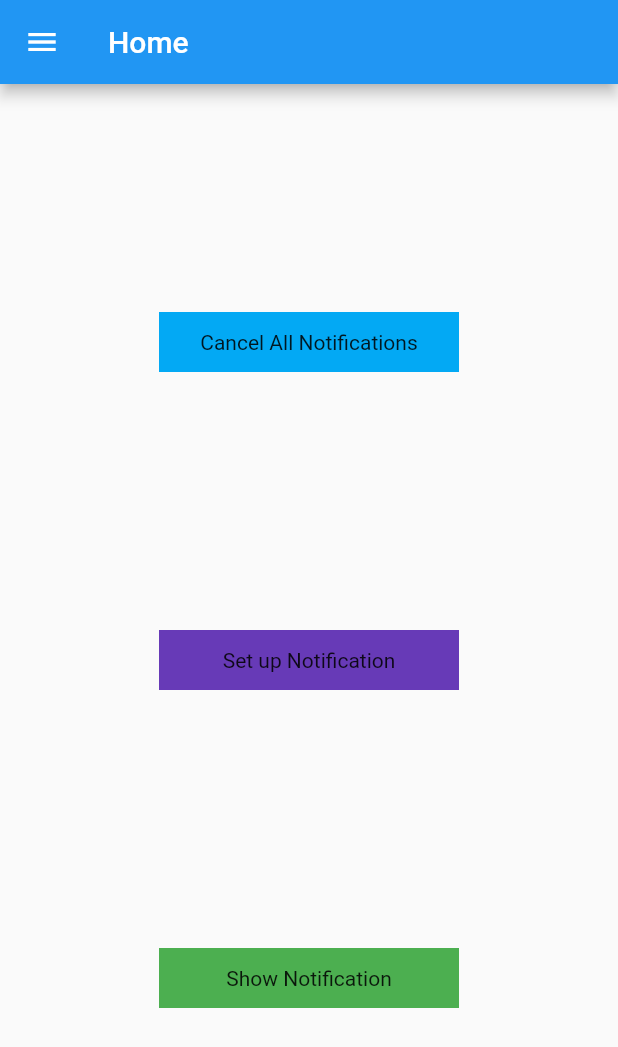
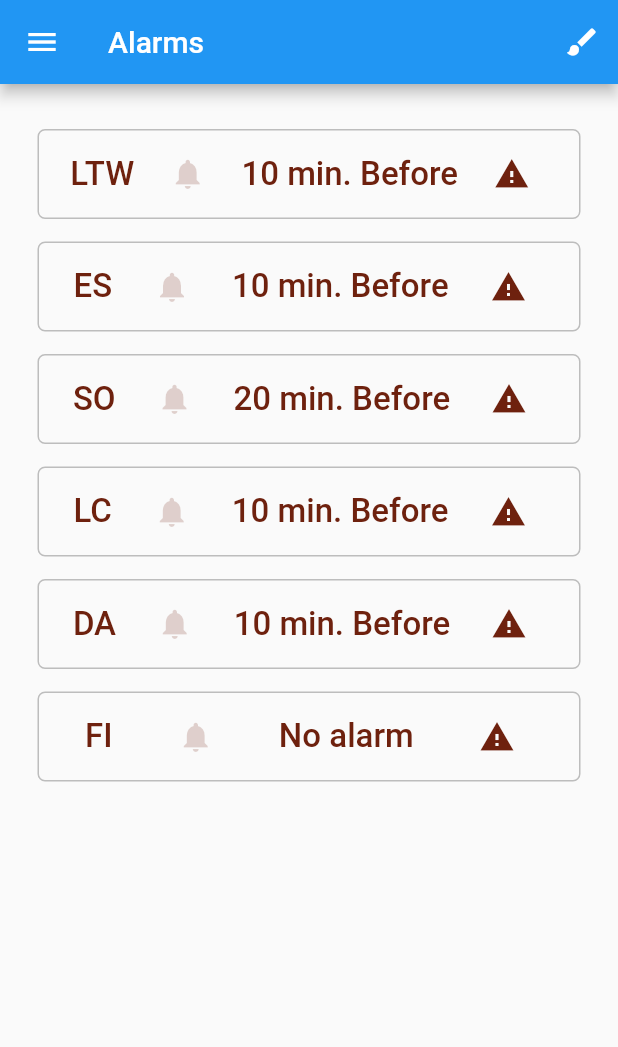
Before and after one commit to letziou/ESOF_project, a Flutter app: the screen it shows after launch, on a phone screen of 412 x 824 dp. Shown: the top 1047 px of the screen. Run offline on Flutter 3.47's test engine with Material 2 defaults, Android fonts, the phone set to English and light mode, and no system bars; our stand-ins replace flutter_local_notifications, timezone.

Commit message:
put alarms as main menu, and made modifications to drawer

```diff
--- a/notification/lib/main.dart
+++ b/notification/lib/main.dart
@@ -1,5 +1,5 @@
 import 'package:flutter/material.dart';
-import 'package:notification/screens/alarms.dart';
+import 'package:notification/screens/tester.dart';
 import 'mainscreen.dart';
 import 'notificationservice.dart';
 
--- a/notification/lib/mainscreen.dart
+++ b/notification/lib/mainscreen.dart
@@ -1,6 +1,5 @@
 import 'package:flutter/material.dart';
-import 'package:notification/screens/alarms.dart';
-import 'package:timezone/data/latest.dart' as tz;
+import 'package:notification/screens/tester.dart';
 
 import 'notificationservice.dart';
 
@@ -12,91 +11,109 @@ class MainScreen extends StatefulWidget {
 }
 
 class _MainScreenState extends State<MainScreen> {
-  late TimeOfDay time;
-  late TimeOfDay picked;
-
   @override
-  void initState() {
+  initState() {
     super.initState();
-
-    tz.initializeTimeZones();
-    time = TimeOfDay.now();
   }
 
-  Future<void> selectTime(BuildContext context) async {
-    picked = (await showTimePicker(context: context, initialTime: time))!;
+  final List<String> entries = <String>['LTW', 'ES', 'SO', 'LC', 'DA', 'FI'];
+  List<bool> active = List.filled(6, false);
+  List<int> times = <int>[10, 10, 20, 10, 10, 0];
 
-    setState(() {
-      time = picked;
-    });
-  }
+  Icon unactiveIcon =
+      Icon(Icons.notifications, color: Color.fromARGB(50, 110, 33, 14));
+  Icon activeIcon =
+      Icon(Icons.notifications, color: Color.fromARGB(255, 110, 33, 14));
+  Icon notify = Icon(Icons.warning, color: Color.fromARGB(255, 110, 33, 14));
 
   @override
   Widget build(BuildContext context) {
     return Scaffold(
       appBar: AppBar(
-        title: Text("Home"),
+        title: Text("Alarms"),
+        actions: <Widget>[
+          IconButton(
+            icon: const Icon(Icons.brush),
+            tooltip: 'edit',
+            onPressed: () {}, //to change alarms
+          ),
+        ],
       ),
-      body: Center(
-        child: Column(
-          crossAxisAlignment: CrossAxisAlignment.center,
-          mainAxisAlignment: MainAxisAlignment.spaceEvenly,
-          children: [
-            GestureDetector(
-              onTap: () {
-                NotificationService().cancelAllNotifications();
-              },
-              child: Container(
-                margin: const EdgeInsets.only(left: 20, top: 20, right: 20, bottom: 20),
-                height: 40,
-                width: 200,
-                color: Colors.lightBlue,
-                child: const Center(
-                  child: Text(
-                    "Cancel All Notifications",
-                  ),
+      body: ListView.builder(
+        padding: const EdgeInsets.all(15.0),
+        itemCount: entries.length,
+        itemBuilder: (BuildContext context, int index) {
+          return Container(
+              height: 60,
+              width: 400,
+              margin: const EdgeInsets.only(top: 15.0, left: 10.0, right: 10.0),
+              padding: const EdgeInsets.only(left: 15.0, right: 15.0),
+              alignment: Alignment.centerLeft,
+              decoration: BoxDecoration(
+                shape: BoxShape.rectangle,
+                borderRadius: BorderRadius.all(Radius.circular(5.0)),
+                border: Border.all(
+                  color: Colors.grey.shade400,
                 ),
               ),
-            ),
-            GestureDetector(
-              onTap: () {
-                selectTime(context);
-              },
-              child: Container(
-                margin: const EdgeInsets.only(left: 20, top: 20, right: 20, bottom: 20),
-                height: 40,
-                width: 200,
-                color: Colors.deepPurple,
-                child: const Center(
-                  child: Text(
-                    "Set up Notification",
+              child: Row(
+                mainAxisAlignment: MainAxisAlignment.spaceAround,
+                children: [
+                  Text(
+                    entries[index],
+                    style: TextStyle(
+                        fontSize: 22,
+                        color: Color.fromARGB(255, 110, 33, 14),
+                        fontWeight: FontWeight.w500),
                   ),
-                ),
-              ),
-            ),
-            GestureDetector(
-              onTap: () {
-                NotificationService().showNotification(1, "title of notification", "body of notification", 1);
-              },
-              child: Container(
-                margin: const EdgeInsets.only(left: 20, top: 20, right: 20, bottom: 20),
-                height: 40,
-                width: 200,
-                color: Colors.green,
-                child: const Center(
-                  child: Text("Show Notification"),
-                ),
-              ),
-            ),
-          ],
-        ),
+                  IconButton(
+                    icon: active[index] ? activeIcon : unactiveIcon,
+                    onPressed: () {
+                      try {
+                        setState(() {
+                          active[index] = !active[index];
+                        });
+                      } catch (e) {
+                        print(e);
+                      }
+                    },
+                  ),
+                  Text(
+                    times[index] != 0
+                        ? times[index].toString() + ' min. Before'
+                        : 'No alarm',
+                    style: TextStyle(
+                        fontSize: 22,
+                        color: Color.fromARGB(255, 110, 33, 14),
+                        fontWeight: FontWeight.w500),
+                  ),
+                  IconButton(
+                    onPressed: () {
+                      if (times[index] != 0) {
+                        NotificationService().showNotification(
+                            1,
+                            entries[index],
+                            'Starting in ' +
+                                times[index].toString() +
+                                ' minutes',
+                            1);
+                      } else {
+                        NotificationService().showNotification(
+                            1, entries[index], 'No time set', 1);
+                      }
+                    },
+                    icon: notify,
+                  ),
+                ],
+              ));
+        },
       ),
       drawer: getNavDrawer(context),
     );
   }
 
   Drawer getNavDrawer(BuildContext context) {
-    var headerChild = DrawerHeader(child: Text("Header"));
+    var headerChild = DrawerHeader(child: Text("Menu"));
     var aboutChild = AboutListTile(
         child: Text("About"),
         applicationName: "Application Name",
@@ -121,7 +138,7 @@ class _MainScreenState extends State<MainScreen> {
 
     var myNavChildren = [
       headerChild,
-      getNavItem(Icons.settings, "Alarms", AlarmsScreen.routeName),
+      getNavItem(Icons.settings, "Tester", AlarmsScreen.routeName),
       getNavItem(Icons.home, "Home", "/"),
       aboutChild
     ];
@@ -132,5 +149,4 @@ class _MainScreenState extends State<MainScreen> {
       child: listView,
     );
   }
-
 }
```
Also changed, not shown: notification/lib/screens/alarms.dart (deleted, +0 -102 lines), notification/lib/screens/tester.dart (added, +98 -0 lines).
